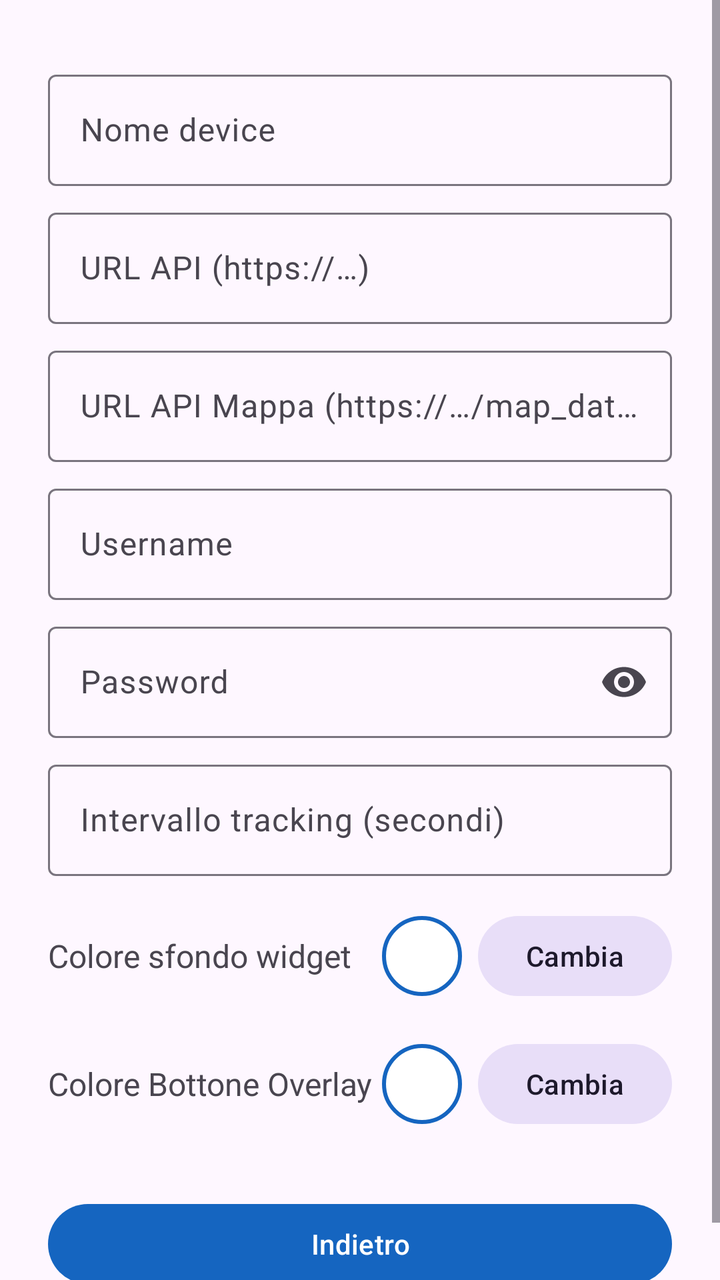
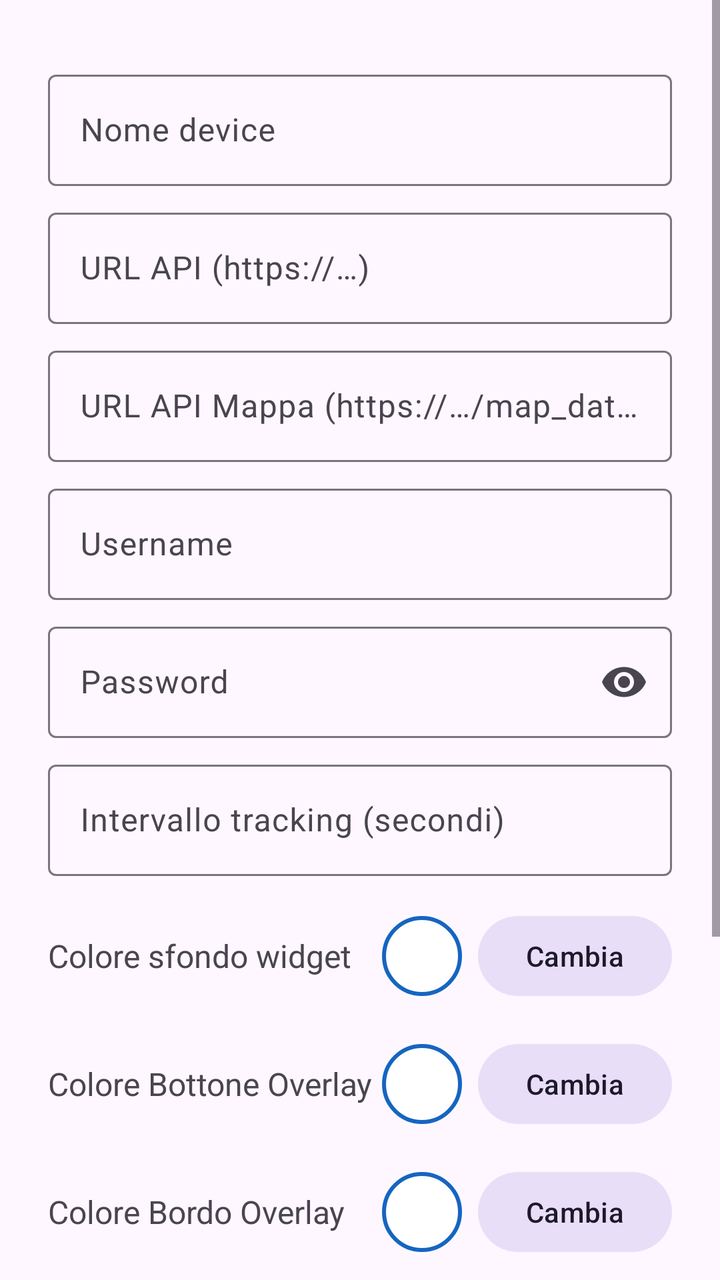

Screens rendered from an Android XML layout before and after an edit, with the pre-edit source and the edit as a unified diff.
<!-- AndroidManifest.xml: application theme Theme.GpsTracker -->
<!-- res/layout/activity_settings.xml -->
<?xml version="1.0" encoding="utf-8"?>
<ScrollView xmlns:android="http://schemas.android.com/apk/res/android"
    android:layout_width="match_parent"
    android:layout_height="match_parent">

    <LinearLayout
        android:layout_width="match_parent"
        android:layout_height="wrap_content"
        android:orientation="vertical"
        android:focusable="true"
        android:focusableInTouchMode="true"
        android:padding="24dp">

        <com.google.android.material.textfield.TextInputLayout
            android:layout_width="match_parent"
            android:layout_height="wrap_content"
            android:layout_marginTop="8dp"
            android:hint="@string/hint_device_name">

            <com.google.android.material.textfield.TextInputEditText
                android:id="@+id/etDeviceName"
                android:layout_width="match_parent"
                android:layout_height="wrap_content"
                android:inputType="text"
                android:maxLines="1" />
        </com.google.android.material.textfield.TextInputLayout>

        <com.google.android.material.textfield.TextInputLayout
            android:layout_width="match_parent"
            android:layout_height="wrap_content"
            android:layout_marginTop="8dp"
            android:hint="@string/hint_api_url">

            <com.google.android.material.textfield.TextInputEditText
                android:id="@+id/etApiUrl"
                android:layout_width="match_parent"
                android:layout_height="wrap_content"
                android:inputType="textUri"
                android:maxLines="1" />
        </com.google.android.material.textfield.TextInputLayout>

        <com.google.android.material.textfield.TextInputLayout
            android:layout_width="match_parent"
            android:layout_height="wrap_content"
            android:layout_marginTop="8dp"
            android:hint="@string/hint_map_api_url">

            <com.google.android.material.textfield.TextInputEditText
                android:id="@+id/etMapApiUrl"
                android:layout_width="match_parent"
                android:layout_height="wrap_content"
                android:inputType="textUri"
                android:maxLines="1" />
        </com.google.android.material.textfield.TextInputLayout>

        <com.google.android.material.textfield.TextInputLayout
            android:layout_width="match_parent"
            android:layout_height="wrap_content"
            android:layout_marginTop="8dp"
            android:hint="@string/hint_username">

            <com.google.android.material.textfield.TextInputEditText
                android:id="@+id/etUsername"
                android:layout_width="match_parent"
                android:layout_height="wrap_content"
                android:inputType="textEmailAddress"
                android:maxLines="1" />
        </com.google.android.material.textfield.TextInputLayout>

        <com.google.android.material.textfield.TextInputLayout
            android:layout_width="match_parent"
            android:layout_height="wrap_content"
            android:layout_marginTop="8dp"
            android:hint="@string/hint_password"
            app:endIconMode="password_toggle"
            xmlns:app="http://schemas.android.com/apk/res-auto">

            <com.google.android.material.textfield.TextInputEditText
                android:id="@+id/etPassword"
                android:layout_width="match_parent"
                android:layout_height="wrap_content"
                android:inputType="textPassword"
                android:maxLines="1" />
        </com.google.android.material.textfield.TextInputLayout>

        <com.google.android.material.textfield.TextInputLayout
            android:layout_width="match_parent"
            android:layout_height="wrap_content"
            android:layout_marginTop="8dp"
            android:hint="@string/hint_tracking_interval">

            <com.google.android.material.textfield.TextInputEditText
                android:id="@+id/etInterval"
                android:layout_width="match_parent"
                android:layout_height="wrap_content"
                android:inputType="number"
                android:maxLines="1" />
        </com.google.android.material.textfield.TextInputLayout>

        <LinearLayout
            android:layout_width="match_parent"
            android:layout_height="wrap_content"
            android:layout_marginTop="16dp"
            android:gravity="center_vertical"
            android:orientation="horizontal">

            <TextView
                android:layout_width="0dp"
                android:layout_height="wrap_content"
                android:layout_weight="1"
                android:text="@string/label_widget_bg_color"
                android:textSize="16sp" />

            <View
                android:id="@+id/viewColorPreview"
                android:layout_width="40dp"
                android:layout_height="40dp"
                android:layout_marginEnd="8dp"
                android:background="@drawable/btn_widget_circle" />

            <com.google.android.material.button.MaterialButton
                android:id="@+id/btnPickColor"
                style="@style/Widget.Material3.Button.TonalButton"
                android:layout_width="wrap_content"
                android:layout_height="wrap_content"
                android:text="Cambia" />
        </LinearLayout>
        
        <LinearLayout
            android:layout_width="match_parent"
            android:layout_height="wrap_content"
            android:layout_marginTop="16dp"
            android:gravity="center_vertical"
            android:orientation="horizontal">

            <TextView
                android:layout_width="0dp"
                android:layout_height="wrap_content"
                android:layout_weight="1"
                android:text="Colore Bottone Overlay"
                android:textSize="16sp" />

            <View
                android:id="@+id/viewOverlayColorPreview"
                android:layout_width="40dp"
                android:layout_height="40dp"
                android:layout_marginEnd="8dp"
                android:background="@drawable/btn_widget_circle" />

            <com.google.android.material.button.MaterialButton
                android:id="@+id/btnPickOverlayColor"
                style="@style/Widget.Material3.Button.TonalButton"
                android:layout_width="wrap_content"
                android:layout_height="wrap_content"
                android:text="Cambia" />
        </LinearLayout>
        <com.google.android.material.button.MaterialButton
            android:id="@+id/btnBack"
            android:layout_width="match_parent"
            android:layout_height="wrap_content"
            android:layout_marginTop="32dp"
            android:text="Indietro" />

    </LinearLayout>
</ScrollView>
<!-- resources referenced by this layout -->
<resources>
  <!-- drawable btn_widget_circle (drawable) -->
  <?xml version="1.0" encoding="utf-8"?>
  <shape xmlns:android="http://schemas.android.com/apk/res/android"
      android:shape="oval">
      <solid android:color="#FFFFFF" />
      <stroke
          android:width="2dp"
          android:color="#1565C0" />
  </shape>
  <string name="hint_api_url">URL API (https://…)</string>
  <string name="hint_device_name">Nome device</string>
  <string name="hint_map_api_url">URL API Mappa (https://…/map_data2.php)</string>
  <string name="hint_password">Password</string>
  <string name="hint_tracking_interval">Intervallo tracking (secondi)</string>
  <string name="hint_username">Username</string>
  <string name="label_widget_bg_color">Colore sfondo widget</string>
  <style name="Theme.GpsTracker" parent="Theme.Material3.DayNight.NoActionBar">
          <item name="colorPrimary">@color/primary</item>
          <item name="colorPrimaryVariant">@color/primary_dark</item>
          <item name="colorOnPrimary">@color/white</item>
          <item name="colorSecondary">@color/secondary</item>
      </style>
  <color name="primary">#1565C0</color>
  <color name="primary_dark">#003c8f</color>
  <color name="white">#FFFFFF</color>
  <color name="secondary">#42A5F5</color>
</resources>

<!-- the commit's change to res/layout/activity_settings.xml (unified diff, before → after) -->
@@ -154,11 +154,89 @@
                 android:layout_height="wrap_content"
                 android:text="Cambia" />
         </LinearLayout>
+
+        <LinearLayout
+            android:layout_width="match_parent"
+            android:layout_height="wrap_content"
+            android:layout_marginTop="16dp"
+            android:gravity="center_vertical"
+            android:orientation="horizontal">
+
+            <TextView
+                android:layout_width="0dp"
+                android:layout_height="wrap_content"
+                android:layout_weight="1"
+                android:text="Colore Bordo Overlay"
+                android:textSize="16sp" />
+
+            <View
+                android:id="@+id/viewOverlayBorderColorPreview"
+                android:layout_width="40dp"
+                android:layout_height="40dp"
+                android:layout_marginEnd="8dp"
+                android:background="@drawable/btn_widget_circle" />
+
+            <com.google.android.material.button.MaterialButton
+                android:id="@+id/btnPickOverlayBorderColor"
+                style="@style/Widget.Material3.Button.TonalButton"
+                android:layout_width="wrap_content"
+                android:layout_height="wrap_content"
+                android:text="Cambia" />
+        </LinearLayout>
+
+        <com.google.android.material.textfield.TextInputLayout
+            android:layout_width="match_parent"
+            android:layout_height="wrap_content"
+            android:layout_marginTop="16dp"
+            android:hint="Spessore Bordo Overlay (dp)">
+
+            <com.google.android.material.textfield.TextInputEditText
+                android:id="@+id/etOverlayBorderWidth"
+                android:layout_width="match_parent"
+                android:layout_height="wrap_content"
+                android:inputType="number"
+                android:maxLines="1" />
+        </com.google.android.material.textfield.TextInputLayout>
+        <LinearLayout
+            android:layout_width="match_parent"
+            android:layout_height="wrap_content"
+            android:layout_marginTop="24dp"
+            android:orientation="horizontal"
+            android:weightSum="3">
+
+            <com.google.android.material.button.MaterialButton
+                android:id="@+id/btnGenerateQr"
+                style="@style/Widget.Material3.Button.OutlinedButton"
+                android:layout_width="0dp"
+                android:layout_height="wrap_content"
+                android:layout_weight="1"
+                android:layout_marginEnd="4dp"
+                android:text="Esporta" />
+
+            <com.google.android.material.button.MaterialButton
+                android:id="@+id/btnScanQr"
+                style="@style/Widget.Material3.Button.TonalButton"
+                android:layout_width="0dp"
+                android:layout_height="wrap_content"
+                android:layout_weight="1"
+                android:layout_marginHorizontal="2dp"
+                android:text="Fotocamera" />
+
+            <com.google.android.material.button.MaterialButton
+                android:id="@+id/btnLoadQr"
+                style="@style/Widget.Material3.Button.TonalButton"
+                android:layout_width="0dp"
+                android:layout_height="wrap_content"
+                android:layout_weight="1"
+                android:layout_marginStart="4dp"
+                android:text="Galleria" />
+        </LinearLayout>
+
         <com.google.android.material.button.MaterialButton
             android:id="@+id/btnBack"
             android:layout_width="match_parent"
             android:layout_height="wrap_content"
-            android:layout_marginTop="32dp"
+            android:layout_marginTop="16dp"
             android:text="Indietro" />
 
     </LinearLayout>
